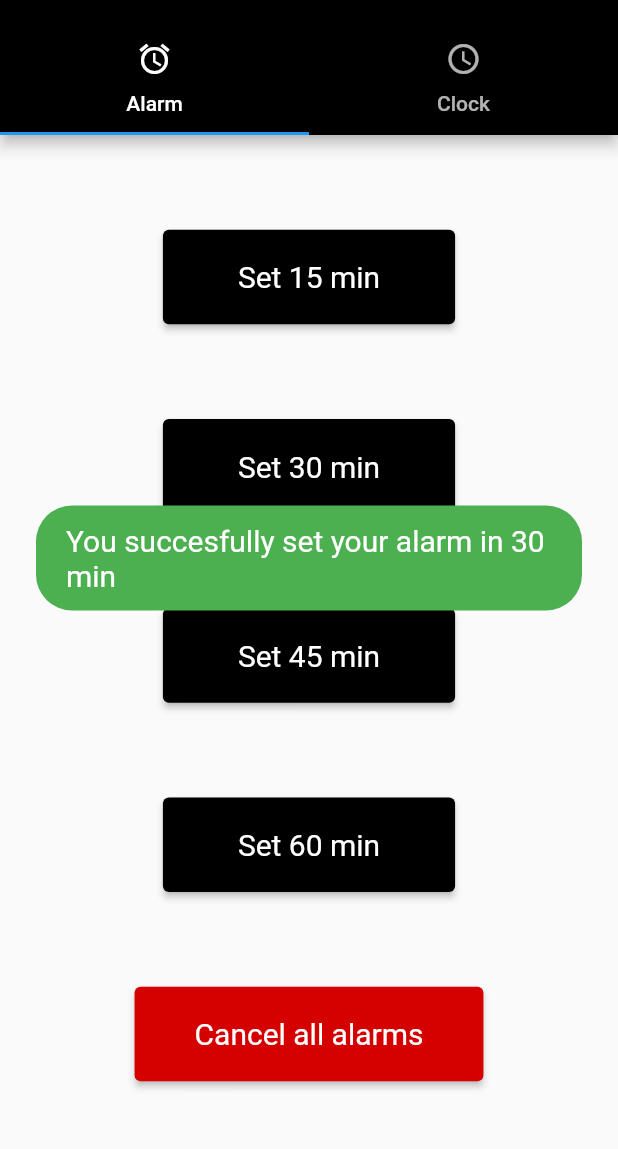
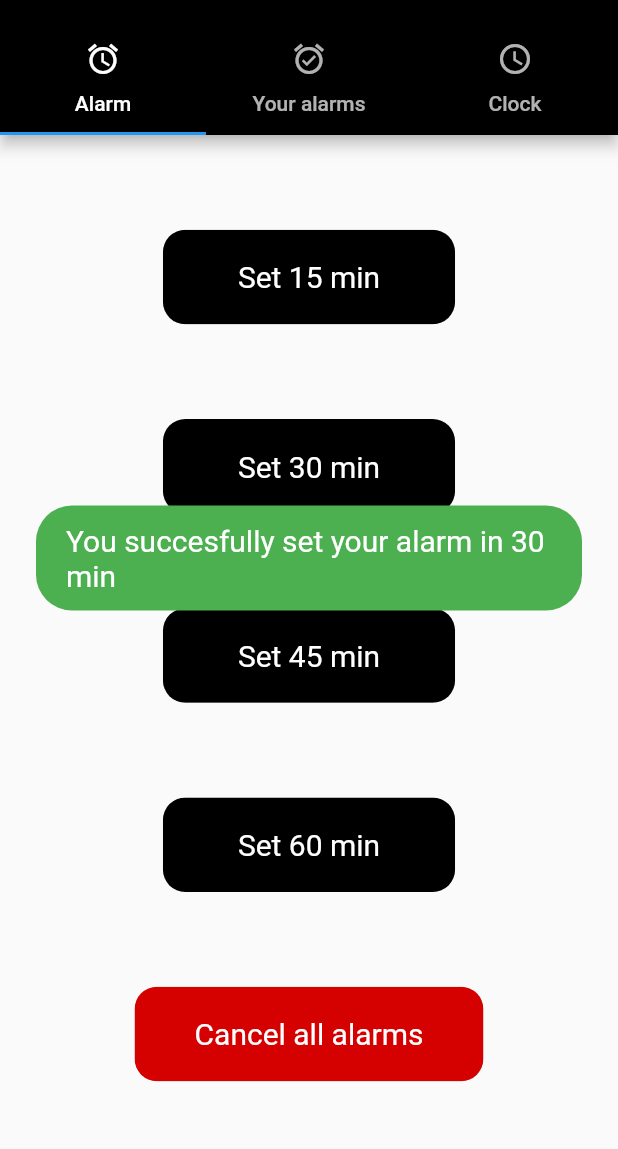
Before and after one commit to Thebubeev/alarm-app-firebase-services, a Flutter app: the screen it shows once a user with an empty profile is signed in, after a tap on "Set 30 min", on a phone screen of 412 x 824 dp, the part 60-1209 px from its top. Run offline on Flutter 3.47's test engine with Material 2 defaults, Android fonts, the phone set to English and light mode, and no system bars; our stand-ins replace firebase_auth, firebase_core, flutter_local_notifications, flutter_spinkit, fluttertoast, sqflite and 1 more; accounts and stored records are empty; Roboto replaces fonts that are missing (Gilroy).

Commit message:
My second commit

```diff
--- a/lib/Services/NotificationServices.dart
+++ b/lib/Services/NotificationServices.dart
@@ -1,3 +1,5 @@
+import 'dart:typed_data';
+
 import 'package:flutter/material.dart';
 import 'package:flutter_local_notifications/flutter_local_notifications.dart';
 import 'package:timezone/timezone.dart' as tz;
@@ -17,7 +19,7 @@ class NotificationService {
 
   Future<void> initNotification() async {
     final AndroidInitializationSettings initializationSettingsAndroid =
-        AndroidInitializationSettings('@drawable/ic_flutternotification');
+        AndroidInitializationSettings('@mipmap/ic_launcher');
 
     final IOSInitializationSettings initializationSettingsIOS =
         IOSInitializationSettings(
@@ -41,16 +43,20 @@ class NotificationService {
       title,
       body,
       tz.TZDateTime.now(tz.local).add(Duration(seconds: seconds)),
-      const NotificationDetails(
-        android: AndroidNotificationDetails(
-            'main_channel', 'Main Channel', 'Main channel notifications',
+      NotificationDetails(
+        android: AndroidNotificationDetails('channel_two', 'Channel Two','Hello man',
             color: Colors.black,
-            sound: RawResourceAndroidNotificationSound('signal'),
+            playSound: true,
+            ongoing: true,
+            enableLights: true,
+            fullScreenIntent: true,
+            sound: RawResourceAndroidNotificationSound('birds'),
             importance: Importance.max,
-            priority: Priority.max,
+            enableVibration: true,
+            priority: Priority.high,
             icon: '@mipmap/ic_launcher'),
         iOS: IOSNotificationDetails(
-          sound: 'signal.wav',
+          sound: 'birds.mp3',
           presentAlert: true,
           presentBadge: true,
           presentSound: true,
--- a/lib/homePages/alarmTabBarWidget.dart
+++ b/lib/homePages/alarmTabBarWidget.dart
@@ -27,7 +27,9 @@ class _AlarmTabBarWidgetState extends State<AlarmTabBarWidget> {
       children: [
         Consumer<NotificationFunctions>(
           builder: (context, value, child) {
-              return ElevatedButton(
+            return ClipRRect(
+              borderRadius: BorderRadius.circular(15),
+              child: ElevatedButton(
                 style: ElevatedButton.styleFrom(
                     primary: Colors.black,
                     padding: EdgeInsets.symmetric(horizontal: 50, vertical: 20),
@@ -36,87 +38,84 @@ class _AlarmTabBarWidgetState extends State<AlarmTabBarWidget> {
                   print('Notification starts - 15 min');
                   value.showNotification(
                           1, "Alarm is on", "Wake up!", 5, context);
-                  value
-                      .fluttertoast('You succesfully set your alarm in 15 min');
+                  value.fluttertoast('You succesfully set your alarm in 15 min');
                 },
                 child: Text('Set 15 min'),
+              ),
             );
           },
         ),
-          Consumer<NotificationFunctions>(
-            builder: (context, value, child) {
-              return ElevatedButton(
+        ClipRRect(
+          borderRadius: BorderRadius.circular(15),
+          child: ElevatedButton(
             style: ElevatedButton.styleFrom(
                 primary: Colors.black,
                 padding: EdgeInsets.symmetric(horizontal: 50, vertical: 20),
                 textStyle: usualText),
             onPressed: () {
               print('Notification starts - 30 min');
-
-                  value.showNotification(
-                      2, "Alarm is on", "Wake up!", 25, context);
-                  value
+              Provider.of<NotificationFunctions>(context, listen: false)
+                  .showNotification(2, "Alarm is on", "Wake up!", 25, context);
+              Provider.of<NotificationFunctions>(context, listen: false)
                   .fluttertoast('You succesfully set your alarm in 30 min');
             },
             child: Text('Set 30 min'),
-              );
-            },
           ),
-          Consumer<NotificationFunctions>(
-            builder: (context, value, child) {
-              return ElevatedButton(
+        ),
+        ClipRRect(
+          borderRadius: BorderRadius.circular(15),
+          child: ElevatedButton(
             style: ElevatedButton.styleFrom(
                 primary: Colors.black,
                 padding: EdgeInsets.symmetric(horizontal: 50, vertical: 20),
                 textStyle: usualText),
             onPressed: () {
               print('Notification starts - 45 min');
-                  value.showNotification(
-                      3, "Alarm is on", "Wake up!", 125, context);
-                  value
+              Provider.of<NotificationFunctions>(context, listen: false)
+                  .showNotification(3, "Alarm is on", "Wake up!", 125, context);
+              Provider.of<NotificationFunctions>(context, listen: false)
                   .fluttertoast('You succesfully set your alarm in 45 min');
             },
             child: Text('Set 45 min'),
-              );
-            },
           ),
-          Consumer<NotificationFunctions>(
-            builder: (context, value, child) {
-              return ElevatedButton(
+        ),
+        ClipRRect(
+          borderRadius: BorderRadius.circular(15),
+          child: ElevatedButton(
             style: ElevatedButton.styleFrom(
                 primary: Colors.black,
                 padding: EdgeInsets.symmetric(horizontal: 50, vertical: 20),
                 textStyle: usualText),
             onPressed: () {
               print('Notification starts - 60 min');
-                  value.showNotification(
-                      4, "Alarm is on", "Wake up!", 125, context);
-                  value
+              Provider.of<NotificationFunctions>(context, listen: false)
+                  .showNotification(4, "Alarm is on", "Wake up!", 125, context);
+              Provider.of<NotificationFunctions>(context, listen: false)
                   .fluttertoast('You succesfully set your alarm in 60 min');
             },
             child: Text('Set 60 min'),
-              );
-            },
           ),
-          Consumer<NotificationFunctions>(
-            builder: (context, value, child) {
-              return ElevatedButton(
+        ),
+        ClipRRect(
+          borderRadius: BorderRadius.circular(15),
+          child: ElevatedButton(
             style: ElevatedButton.styleFrom(
                 primary: Colors.redAccent[700],
                 padding: EdgeInsets.symmetric(horizontal: 40, vertical: 20),
                 textStyle: usualText),
             onPressed: () async {
-                  await value.showAlertDialog(
-                      context, value.cancelAllNotification);
+              await Provider.of<NotificationFunctions>(context, listen: false)
+                  .showAlertDialog(
+                      context,
+                      Provider.of<NotificationFunctions>(context, listen: false)
+                          .cancelAllNotification);
             },
             child: Text(
               'Cancel all alarms',
             ),
-              );
-            },
+          ),
         ),
       ],
-
     );
   }
 }
@@ -132,6 +131,7 @@ class NotificationFunctions extends ChangeNotifier {
     await showDialog(
         context: context,
         builder: (context) => AlertDialog(
+              contentPadding: EdgeInsets.fromLTRB(15, 15, 15, 15),
               title: Center(
                   child: const Text('Are you sure?',
                       style: TextStyle(
--- a/lib/homePages/home.dart
+++ b/lib/homePages/home.dart
@@ -1,5 +1,6 @@
 import 'package:firebase_auth/firebase_auth.dart';
 import 'package:flutter/material.dart';
+import 'package:flutter_alarm_rays7c/homePages/ListAlarmsTabBarWidget.dart';
 import 'package:flutter_alarm_rays7c/homePages/alarmTabBarWidget.dart';
 import 'package:flutter_alarm_rays7c/homePages/timeTabBarWidget.dart';
 import 'package:provider/provider.dart';
@@ -16,7 +17,7 @@ class _HomePageState extends State<HomePage> {
   Widget build(BuildContext context) {
     return MaterialApp(
       home: DefaultTabController(
-        length: 2,
+        length: 3,
         child: MultiProvider(
           providers: [
             ChangeNotifierProvider<NotificationFunctions>.value(
@@ -43,6 +44,10 @@ class _HomePageState extends State<HomePage> {
                     text: "Alarm",
                   ),
                   Tab(
+                    icon: Icon(Icons.alarm_on_sharp),
+                    text: 'Your alarms',
+                  ),
+                  Tab(
                     icon: Icon(Icons.access_time),
                     text: "Clock",
                   ),
@@ -54,6 +59,7 @@ class _HomePageState extends State<HomePage> {
             body: TabBarView(
               children: [
                 AlarmTabBarWidget(),
+                ListAlarmTabBarWidgets(),
                 TimeTabBarWidget(),
               ],
             ),
--- a/lib/homePages/timeTabBarWidget.dart
+++ b/lib/homePages/timeTabBarWidget.dart
@@ -1,5 +1,4 @@
 import 'package:flutter/material.dart';
-import 'package:flutter_alarm_rays7c/constants/constants.dart';
 import 'package:intl/intl.dart';
 
 class TimeTabBarWidget extends StatefulWidget {
--- a/pubspec.yaml
+++ b/pubspec.yaml
@@ -38,6 +38,7 @@ dependencies:
   timezone: ^0.7.0
   flutter_local_notifications: ^5.0.0
   hive: ^2.0.4
+  sqflite: ^1.3.0
   hive_flutter: ^1.1.0
   provider: ^6.0.1
 
```
Also changed, not shown: lib/Services/Alarm_helper.dart (added, +74 -0 lines), lib/homePages/ListAlarmsTabBarWidget.dart (added, +21 -0 lines), lib/models/alarm_info.dart (added, +21 -0 lines), pubspec.lock, 2 other files. Lines whose indentation alone changed are shown as unchanged.
